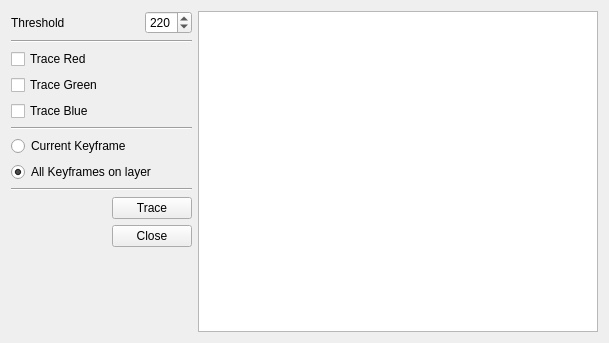
Before: the Qt Designer form app/ui/addtransparencytopaperdialog.ui in pencil2d/pencil, drawn with Qt 5.
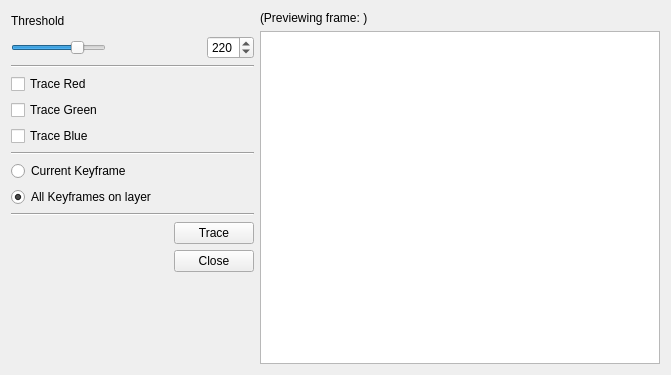
After: the same form once the commit is applied. Icons and pictures are not drawn.

Commit message: Enhancement to preview

The edit to the form file:
```diff
--- a/app/ui/addtransparencytopaperdialog.ui
+++ b/app/ui/addtransparencytopaperdialog.ui
@@ -6,8 +6,8 @@
    <rect>
     <x>0</x>
     <y>0</y>
-    <width>609</width>
-    <height>343</height>
+    <width>671</width>
+    <height>375</height>
    </rect>
   </property>
   <property name="windowTitle">
@@ -19,7 +19,9 @@
      <item>
       <layout class="QVBoxLayout" name="optionsLayout">
        <item>
-        <layout class="QHBoxLayout" name="horizontalLayout_4">
+        <layout class="QVBoxLayout" name="verticalLayout">
+         <item>
+          <layout class="QHBoxLayout" name="horizontalLayout_7">
          <item>
           <widget class="QLabel" name="labThreshold">
            <property name="text">
@@ -34,6 +36,39 @@
            </property>
            <property name="sizeHint" stdset="0">
             <size>
+               <width>13</width>
+               <height>19</height>
+              </size>
+             </property>
+            </spacer>
+           </item>
+          </layout>
+         </item>
+         <item>
+          <layout class="QHBoxLayout" name="horizontalLayout_4">
+           <item>
+            <widget class="QSlider" name="sliderThreshold">
+             <property name="minimum">
+              <number>150</number>
+             </property>
+             <property name="maximum">
+              <number>245</number>
+             </property>
+             <property name="value">
+              <number>220</number>
+             </property>
+             <property name="orientation">
+              <enum>Qt::Horizontal</enum>
+             </property>
+            </widget>
+           </item>
+           <item>
+            <spacer name="horizontalSpacer_7">
+             <property name="orientation">
+              <enum>Qt::Horizontal</enum>
+             </property>
+             <property name="sizeHint" stdset="0">
+              <size>
              <width>40</width>
              <height>20</height>
             </size>
@@ -58,6 +93,8 @@
          </item>
         </layout>
        </item>
+        </layout>
+       </item>
        <item>
         <widget class="Line" name="line">
          <property name="orientation">
@@ -262,11 +299,18 @@
       </layout>
      </item>
      <item>
-      <layout class="QVBoxLayout" name="previewLayout">
+      <layout class="QVBoxLayout" name="previewLayout" stretch="0,20">
+       <item>
+        <widget class="QLabel" name="labShowingFrame">
+         <property name="text">
+          <string>(Previewing frame: )</string>
+         </property>
+        </widget>
+       </item>
        <item>
         <widget class="QGraphicsView" name="preview">
          <property name="sizePolicy">
-          <sizepolicy hsizetype="MinimumExpanding" vsizetype="MinimumExpanding">
+          <sizepolicy hsizetype="Minimum" vsizetype="Minimum">
            <horstretch>0</horstretch>
            <verstretch>0</verstretch>
           </sizepolicy>
@@ -277,6 +321,9 @@
            <height>300</height>
           </size>
          </property>
+         <property name="sizeAdjustPolicy">
+          <enum>QAbstractScrollArea::AdjustToContents</enum>
+         </property>
         </widget>
        </item>
       </layout>
```
Lines whose indentation alone changed are shown as unchanged. The commit also changes 5 other files.
